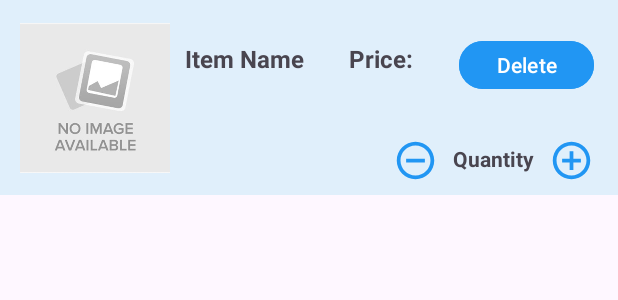
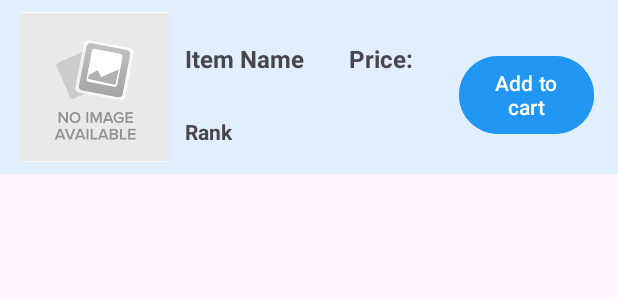
Before and after one commit to ZhengyiLu01/Fashionista, an Android app: the layout shop_items.xml on its own in the app's theme, with its tools: preview values and no code run, on a phone screen of 412 x 824 dp. Shown: the top 300 px of the screen. Run offline under Robolectric (Android 15) with nearby library versions, the phone set to English and light mode, and no system bars.

Commit message:
Frontend Update

```diff
--- a/Frontend/app/build.gradle
+++ b/Frontend/app/build.gradle
@@ -58,5 +58,8 @@ dependencies {
     testImplementation 'junit:junit:4.13.2'
     androidTestImplementation 'androidx.test.ext:junit:1.1.3'
     androidTestImplementation 'androidx.test.espresso:espresso-core:3.4.0'
+    implementation 'com.squareup.retrofit2:retrofit:2.5.0'
+    implementation 'com.squareup.retrofit2:converter-gson:2.5.0'
+    implementation 'javax.inject:javax.inject:1'
 
 }
--- /dev/null
+++ b/Frontend/app/src/main/java/cn/edu/sjtu/windlll/fashionista/Products/BaseResp.kt
@@ -0,0 +1,3 @@
+package cn.edu.sjtu.windlll.fashionista.Products
+
+data class BaseResp<T>(val status: Int, val message: String, val data: T)
--- /dev/null
+++ b/Frontend/app/src/main/java/cn/edu/sjtu/windlll/fashionista/Products/GetGoodsDetailReq.kt
@@ -0,0 +1,3 @@
+package cn.edu.sjtu.windlll.fashionista.Products
+
+data class GetGoodsDetailReq(val goodsId: Int)
--- a/Frontend/app/src/main/java/cn/edu/sjtu/windlll/fashionista/ShoppingCartActivity.kt
+++ b/Frontend/app/src/main/java/cn/edu/sjtu/windlll/fashionista/ShoppingCartActivity.kt
@@ -7,10 +7,7 @@ import android.os.Bundle
 import android.widget.Button
 import androidx.recyclerview.widget.RecyclerView
 import cn.edu.sjtu.windlll.fashionista.RecyclerView.CartItemAdapter
-
-
 import java.io.Serializable
-
 
 
 class ShoppingCartActivity : AppCompatActivity() {
@@ -20,6 +17,8 @@ class ShoppingCartActivity : AppCompatActivity() {
     override fun onCreate(savedInstanceState: Bundle?) {
         super.onCreate(savedInstanceState)
         setContentView(R.layout.shopping_cart)
+//        val shopItems = intent.getSerializableExtra("shop") as shop
+//        val cartItems = shopItems.getCartItems()
         shoppingCart.addItemToCart("Item 1", 2, 10.0 , "google.com",null)
         shoppingCart.addItemToCart("Item 2", 1,20.0 , "naver.com",null)
         shoppingCart.addItemToCart("Item 3", 3,30.0 , "youtube.com",null)
--- a/Frontend/app/src/main/res/layout/receipt_items.xml
+++ b/Frontend/app/src/main/res/layout/receipt_items.xml
@@ -55,7 +55,7 @@
         app:layout_constraintTop_toTopOf="parent" />
 
     <TextView
-        android:id="@+id/item_quantity"
+        android:id="@+id/item_Rank"
         android:layout_width="wrap_content"
         android:layout_height="wrap_content"
         android:layout_marginTop="16dp"
--- a/Frontend/app/src/main/res/layout/cart_item.xml
+++ b/Frontend/app/src/main/res/layout/shop_items.xml
@@ -44,13 +44,13 @@
         app:layout_constraintTop_toTopOf="parent" />
 
     <Button
-        android:id="@+id/delete_button"
+        android:id="@+id/add_to_cart_button"
         android:layout_width="90dp"
-        android:layout_height="40dp"
-        android:layout_marginTop="15dp"
+        android:layout_height="60dp"
+        android:layout_marginTop="25dp"
         android:layout_marginEnd="8dp"
         android:backgroundTint="#2196F3"
-        android:text="@string/delete"
+        android:text="@string/add_to_cart"
         android:textAllCaps="false"
         android:textColor="#FFFFFF"
         android:textColorLink="#2196F3"
@@ -59,39 +59,16 @@
         app:layout_constraintEnd_toEndOf="parent"
         app:layout_constraintTop_toTopOf="parent" />
 
-    <android.widget.Button
-        android:id="@+id/remove_button"
-        android:layout_width="30dp"
-        android:layout_height="30dp"
-        android:layout_marginTop="84dp"
-        android:layout_marginEnd="10dp"
-        android:background="@drawable/custom_btn_remove"
-        android:backgroundTint="@color/Button_color"
-        app:iconTint="#2196F3"
-        app:layout_constraintEnd_toStartOf="@id/item_quantity"
-        app:layout_constraintTop_toTopOf="parent" />
 
     <TextView
-        android:id="@+id/item_quantity"
-        android:layout_width="wrap_content"
+        android:id="@+id/item_Rank"
+        android:layout_width="60dp"
         android:layout_height="wrap_content"
-        android:layout_marginTop="88dp"
-        android:layout_marginEnd="10dp"
-        android:text="Quantity"
+        android:layout_marginStart="10dp"
+        android:layout_marginTop="70dp"
+        android:text="Rank"
         android:textStyle="bold"
-        app:layout_constraintEnd_toStartOf="@+id/add_button"
-        app:layout_constraintTop_toTopOf="parent" />
-
-    <android.widget.Button
-        android:id="@+id/add_button"
-        android:layout_width="30dp"
-        android:layout_height="30dp"
-        android:layout_marginTop="84dp"
-        android:layout_marginEnd="8dp"
-        android:background="@drawable/custom_btn_add"
-        android:backgroundTint="@color/Button_color"
-        app:iconTint="#2196F3"
-        app:layout_constraintEnd_toEndOf="parent"
+        app:layout_constraintStart_toEndOf="@+id/picture_image_view"
         app:layout_constraintTop_toTopOf="parent" />
 
 </androidx.constraintlayout.widget.ConstraintLayout>
--- a/Frontend/app/src/main/res/values/strings.xml
+++ b/Frontend/app/src/main/res/values/strings.xml
@@ -47,4 +47,5 @@
     <string name="plus">+</string>
     <string name="minus">-</string>
     <string name="delete">Delete</string>
+    <string name="add_to_cart">Add to cart</string>
 </resources>
```
Also changed, not shown: Frontend/app/src/main/AndroidManifest.xml (+8 -0 lines), Frontend/app/src/main/java/cn/edu/sjtu/windlll/fashionista/Api/ItemsApi.kt (added, +13 -0 lines), Frontend/app/src/main/java/cn/edu/sjtu/windlll/fashionista/MainActivity.kt (+8 -5 lines), Frontend/app/src/main/java/cn/edu/sjtu/windlll/fashionista/Products/BaseConstant.kt (added, +9 -0 lines), Frontend/app/src/main/java/cn/edu/sjtu/windlll/fashionista/Products/CartItem.kt (added, +12 -0 lines), Frontend/app/src/main/java/cn/edu/sjtu/windlll/fashionista/Products/Items.kt (added, +13 -0 lines), Frontend/app/src/main/java/cn/edu/sjtu/windlll/fashionista/RecyclerView/Adapter.kt (+41 -8 lines), Frontend/app/src/main/java/cn/edu/sjtu/windlll/fashionista/Repository/ItemRepository.kt (added, +14 -0 lines), Frontend/app/src/main/java/cn/edu/sjtu/windlll/fashionista/Shop.kt (added, +48 -0 lines), Frontend/app/src/main/java/cn/edu/sjtu/windlll/fashionista/ShopActivity.kt (added, +33 -0 lines), Frontend/app/src/main/java/cn/edu/sjtu/windlll/fashionista/ShoppingCart.kt (+1 -9 lines), Frontend/app/src/main/res/layout/shop.xml (added, +39 -0 lines).
